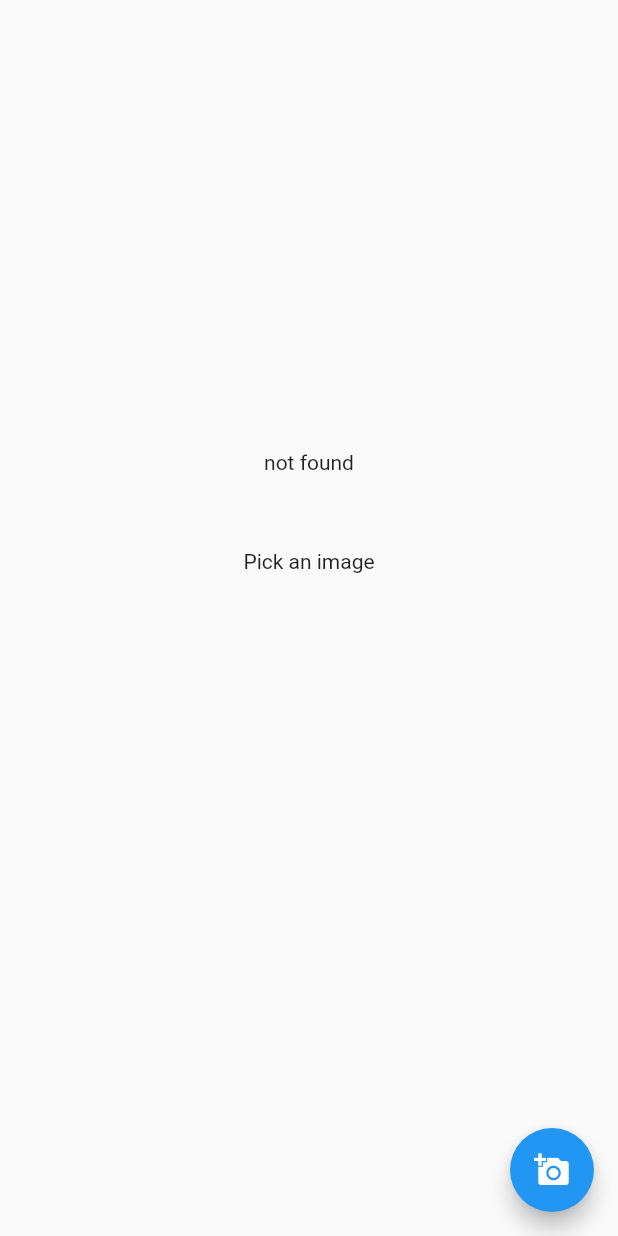
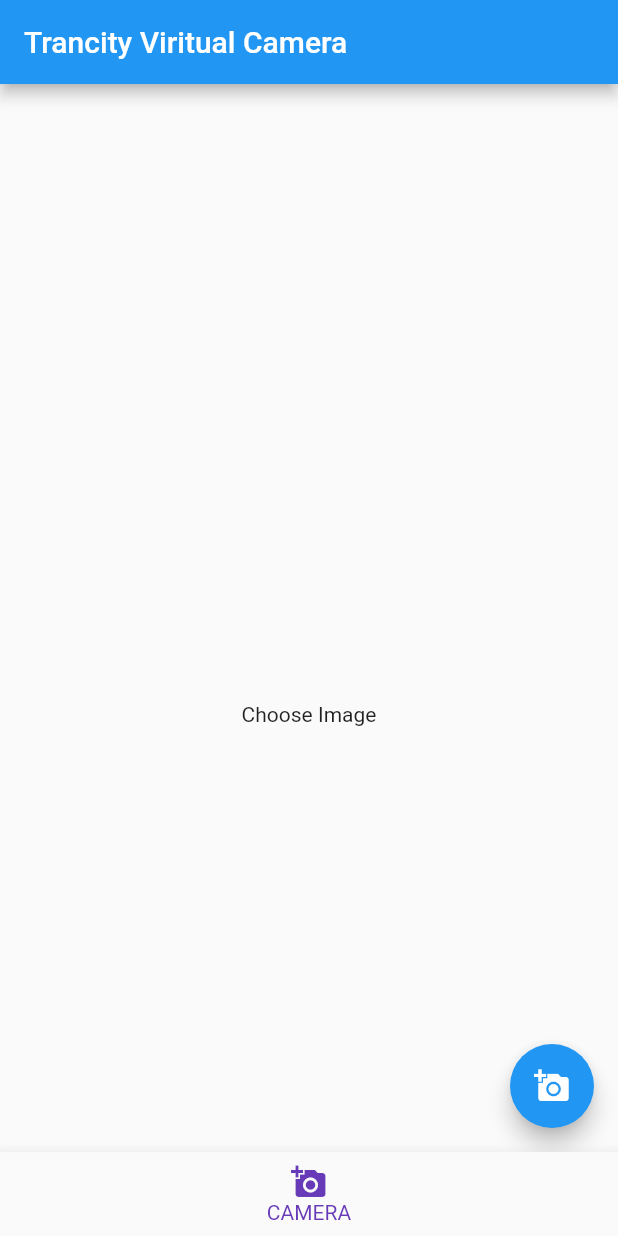
Before and after one commit to MOo207/ClientApp, a Flutter app: the screen it shows after launch, on a phone screen of 412 x 824 dp. Run offline on Flutter 3.47's test engine with Material 2 defaults, Android fonts, the phone set to English and light mode, and no system bars; our stand-ins replace image_picker.

```diff
--- a/lib/camera.dart
+++ b/lib/camera.dart
@@ -2,7 +2,6 @@ import 'dart:io';
 import 'package:path/path.dart';
 import 'package:flutter/material.dart';
 import 'package:http/http.dart' as http;
-import 'package:http_parser/http_parser.dart';
 import 'package:image_picker/image_picker.dart';
 
 class Camera extends StatefulWidget {
@@ -15,9 +14,10 @@ class _CameraState extends State<Camera> {
   Future<String> future;
 
   // Change this var value to current url.
-  String url = "http://192.168.43.59:8080/upload";
+  String url = "http://192.168.43.16:8080/api/upload/5f0d22f5f41c643ac4908eb5/5f0d22f5f41c643ac4908eb6";
   //  Change this var value to current url.
-
+// camera 0 http://192.168.43.16:8080/api/upload/5f0d22f5f41c643ac4908eb5/5f0d22f5f41c643ac4908eb6
+// camera 1 http://192.168.43.16:8080/api/upload/5f0d22f5f41c643ac4908eb5/5f0d22f5f41c643ac4908eb7
   @override
   Widget build(BuildContext context) {
 
@@ -34,7 +34,7 @@ class _CameraState extends State<Camera> {
         showDialog(
           context: context,
           child: new AlertDialog(
-            title: Text("Status"),
+            title: Text("Number of Persons"),
             content: Text(responseBody),
           ),
         );
@@ -53,6 +53,11 @@ class _CameraState extends State<Camera> {
       }
     }
 
+    void initialize(){
+      imageFile = null;
+      future = null;
+    }
+
     // ignore: missing_return
     Future _imageChoiceDialog() {
       showDialog(
@@ -66,6 +71,7 @@ class _CameraState extends State<Camera> {
                       InkWell(
                         child: Text("Gallery"),
                         onTap: () {
+                          initialize();
                           getImage(ImageSource.gallery);
                           Navigator.pop(context);
                         },
@@ -74,6 +80,7 @@ class _CameraState extends State<Camera> {
                       InkWell(
                         child: Text("Camera"),
                         onTap: () {
+                          initialize();
                           getImage(ImageSource.camera);
                           Navigator.pop(context);
                         },
@@ -91,17 +98,17 @@ class _CameraState extends State<Camera> {
       ),
       body: Center(
           child: Padding(
-        padding: const EdgeInsets.only(
-          top: 300,
+            padding: EdgeInsets.only(
+              top: MediaQuery.of(context).size.height/2,
         ),
         child: Column(
           children: <Widget>[
-            imageFile == null ? Text('not found') : Image.file(imageFile),
+            imageFile == null ? Text('Choose Image') : Image.file(imageFile),
             SizedBox(
               height: 50,
             ),
             if (imageFile == null || future == null)
-              Text('Pick an image')
+              Text('')
             else
               FutureBuilder(
                   future: future,
@@ -109,9 +116,9 @@ class _CameraState extends State<Camera> {
                     if (snapshot.connectionState == ConnectionState.none) {
                       return Text("");
                     } else if (snapshot.hasError) {
-                      return Text("$snapshot.error");
+                      return Text("Try Again!");
                     } else if (snapshot.hasData) {
-                      return Text("$snapshot.data");
+                      return Text("Uploaded Success...!");
                     } else {
                       return CircularProgressIndicator();
                     }
--- a/lib/main.dart
+++ b/lib/main.dart
@@ -1,5 +1,5 @@
 import 'dart:io';
-
+import 'package:flutter/widgets.dart';
 import 'package:flutter/material.dart';
 import 'camera.dart';
 
@@ -13,9 +13,9 @@ class MyApp extends StatelessWidget {
   @override
   Widget build(BuildContext context) {
     return MaterialApp(
-      title: 'Flutter Demo',
+      title: 'Trancity Viritual Camera',
       theme: ThemeData(),
-      home: Camera(),
+      home: HomePage(),
     );
   }
 }
@@ -27,3 +27,43 @@ class MyHttpOverrides extends HttpOverrides{
       ..badCertificateCallback = (X509Certificate cert, String host, int port)=> true;
   }
 }
+
+class HomePage extends StatefulWidget {
+  HomePage({Key key}) : super(key: key);
+
+  @override
+  HomePageState createState() => HomePageState();
+}
+
+class HomePageState extends State<HomePage> {
+  int selectedIndex = 0;
+  final widgetOptions = [
+    Camera(),
+  ];
+
+  @override
+  Widget build(BuildContext context) {
+    return Scaffold(
+      appBar: AppBar(
+        title: Text('Trancity Viritual Camera'),
+      ),
+      body: Center(
+        child: widgetOptions.elementAt(selectedIndex),
+      ),
+      bottomNavigationBar: BottomNavigationBar(
+        items: <BottomNavigationBarItem>[
+          BottomNavigationBarItem(icon: Icon(Icons.add_a_photo), title: Text('CAMERA')),
+        ],
+        currentIndex: selectedIndex,
+        fixedColor: Colors.deepPurple,
+        onTap: onItemTapped,
+      ),
+    );
+  }
+
+  void onItemTapped(int index) {
+    setState(() {
+      selectedIndex = index;
+    });
+  }
+}
```
Also changed, not shown: 1 other file.
